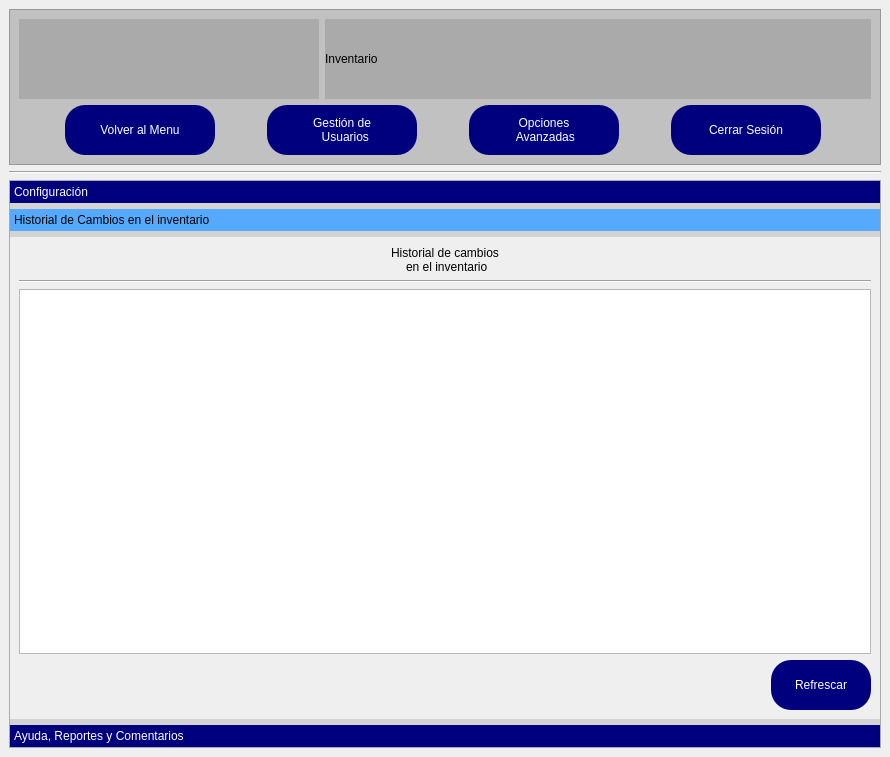
The window that ui/Historial_cambios.ui (juliosi02/YSR-Control-de-Inventario) describes before a commit, drawn with Qt 5.
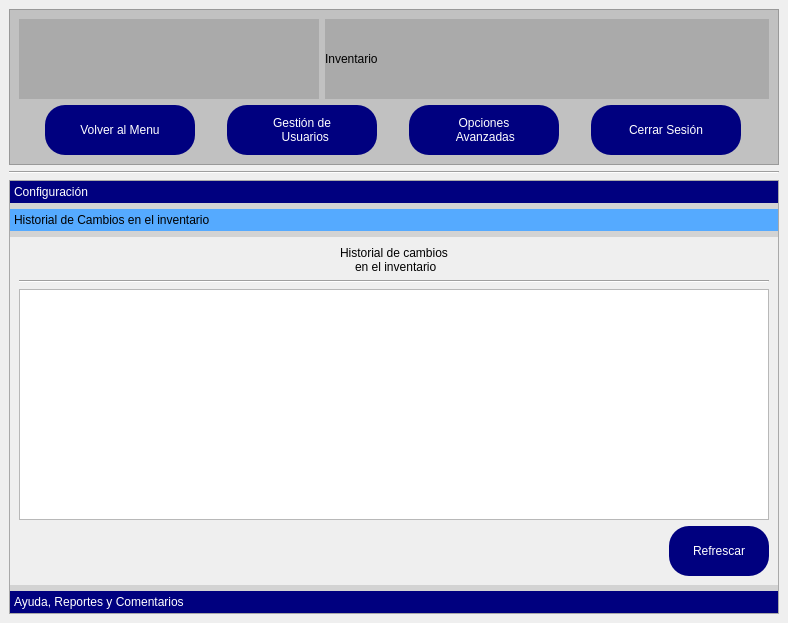
The same window after the commit. Icons and pictures are not drawn.

```diff
--- a/ui/Historial_cambios.ui
+++ b/ui/Historial_cambios.ui
@@ -6,8 +6,8 @@
    <rect>
     <x>0</x>
     <y>0</y>
-    <width>890</width>
-    <height>757</height>
+    <width>788</width>
+    <height>623</height>
    </rect>
   </property>
   <property name="windowTitle">
@@ -704,8 +704,8 @@
         <rect>
          <x>0</x>
          <y>0</y>
-         <width>870</width>
-         <height>466</height>
+         <width>768</width>
+         <height>347</height>
         </rect>
        </property>
        <attribute name="label">
```
Left out of the diff: 10 changed lines with no effect on the pictures.
